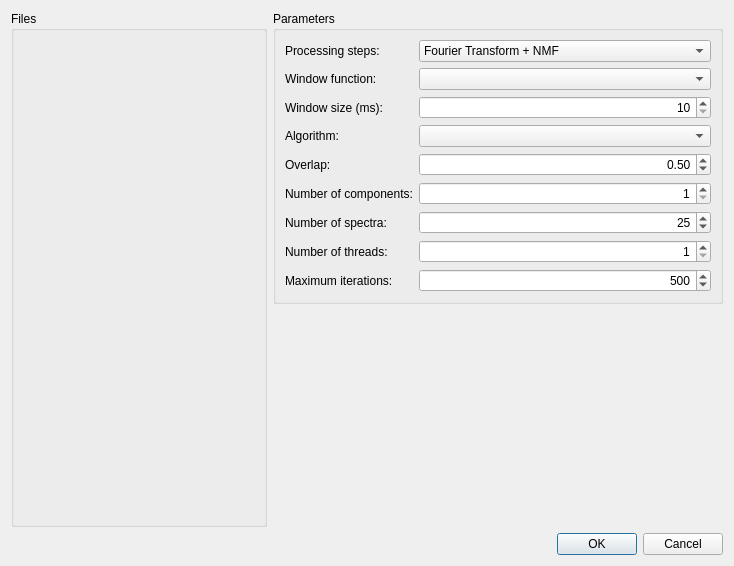
Above: src/browser/CreateProcessDialog.ui from openBliSSART/openBliSSART before the change. Below: the same form after it.
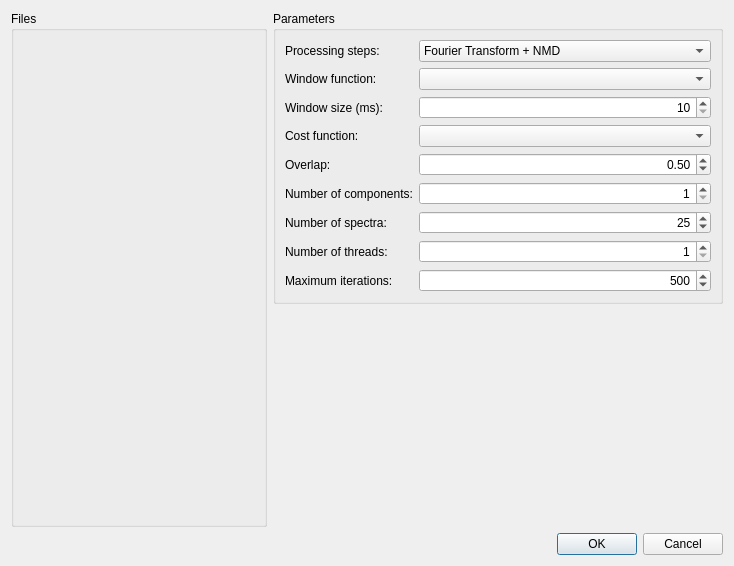
That is the form after the change. Custom widgets are drawn as their Qt base class.

The edit to the form file:
```diff
--- a/src/browser/CreateProcessDialog.ui
+++ b/src/browser/CreateProcessDialog.ui
@@ -190,7 +190,7 @@
       <item row="3" column="0" >
        <widget class="QLabel" name="lbAlgorithm" >
         <property name="text" >
-         <string>Algorithm:</string>
+         <string>Cost function:</string>
         </property>
        </widget>
       </item>
@@ -206,11 +206,6 @@
       </item>
       <item row="0" column="1" >
        <widget class="QComboBox" name="cbProcessing" >
-        <item>
-         <property name="text" >
-          <string>Fourier Transform + NMF</string>
-         </property>
-        </item>
         <item>
          <property name="text" >
           <string>Fourier Transform + NMD</string>
```
Left out of the diff: 4 changed lines with no effect on the pictures.
